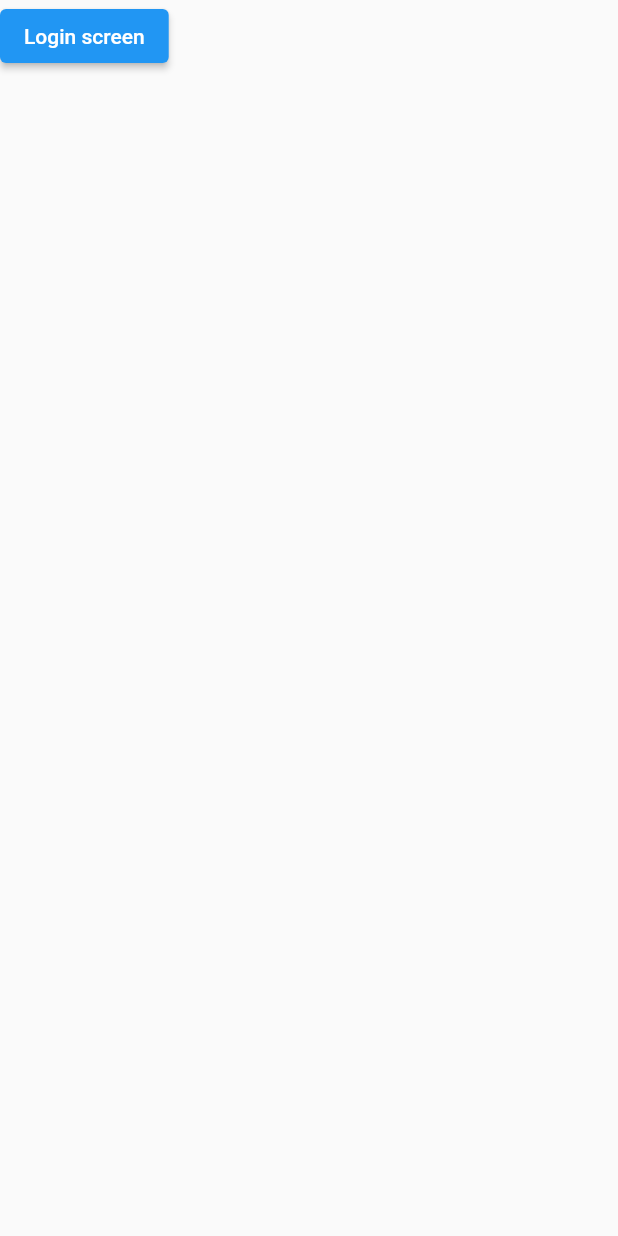
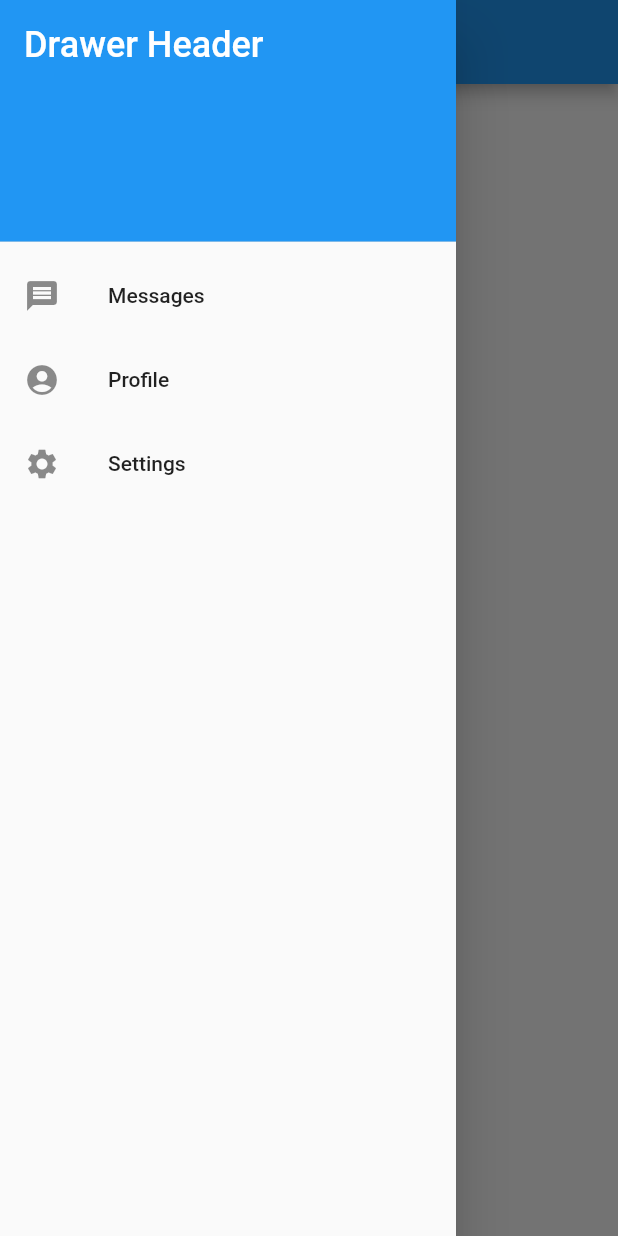
Before and after one commit to CloeTheCat/The-Fridge, a Flutter app: the screen it shows after launch, with the side drawer open (before the commit the screen has no drawer), on a phone screen of 412 x 824 dp. Run offline on Flutter 3.47's test engine with Material 2 defaults, Android fonts, the phone set to English and light mode, and no system bars; our stand-ins replace get.

Commit message:
top and drawer

```diff
--- a/lib/screens/home_screen.dart
+++ b/lib/screens/home_screen.dart
@@ -8,11 +8,46 @@
   @override
   Widget build(BuildContext context) {
     return Scaffold(
-      body: ElevatedButton(
-        onPressed: () {Get.to(const LoginScreen());},
-        child: const Text('Login screen')
+      appBar: AppBar(
+        title: const Text('The Fridge'),
       ),
-
+      drawer: Drawer(
+        child: ListView(
+          padding: EdgeInsets.zero,
+          children: const <Widget>[
+            DrawerHeader(
+              decoration: BoxDecoration(
+                color: Colors.blue,
+              ),
+              child: Text(
+                'Drawer Header',
+                style: TextStyle(
+                  color: Colors.white,
+                  fontSize: 24,
+                ),
+              ),
+            ),
+            ListTile(
+              leading: Icon(Icons.message),
+              title: Text('Messages'),
+            ),
+            ListTile(
+              leading: Icon(Icons.account_circle),
+              title: Text('Profile'),
+            ),
+            ListTile(
+              leading: Icon(Icons.settings),
+              title: Text('Settings'),
+            ),
+          ],
+        ),
+      ),
+      body: Center(
+        child: ElevatedButton(
+          onPressed: () {Get.to(const LoginScreen());},
+          child: const Text('Login screen')
+        ),
+      )
     );
   }
 }
--- a/lib/screens/login_screen.dart
+++ b/lib/screens/login_screen.dart
@@ -8,11 +8,12 @@
   @override
   Widget build(BuildContext context) {
     return Scaffold(
-      body: ElevatedButton(
-        onPressed: () {Get.to(const HomeScreen());},
-        child: const Text('Home screen')
-      ),
-
+      body: Center(
+        child: ElevatedButton(
+          onPressed: () {Get.to(const HomeScreen());},
+          child: const Text('Home screen')
+        ),
+      )
     );
   }
 }
--- /dev/null
+++ b/lib/widgets/top_bar.dart
@@ -0,0 +1,12 @@
+import 'package:flutter/material.dart';
+
+class TopNavBar extends StatelessWidget {
+  const TopNavBar({super.key});
+
+  @override
+  Widget build(BuildContext context) {
+    return AppBar(
+      title: const Text('The Fridge'),
+    );
+  }
+}
```
